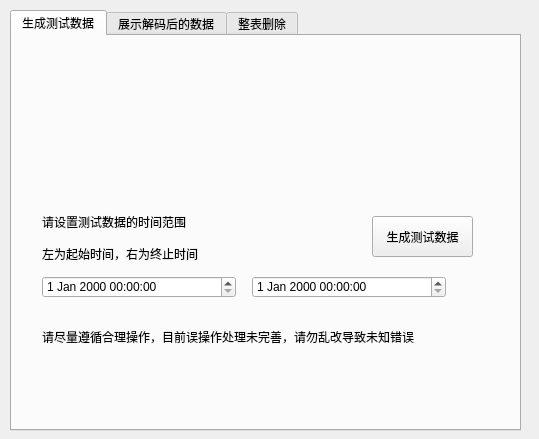
nitaichuchong/Check_in_tool, file UI/toolbox.ui: the form before one commit.
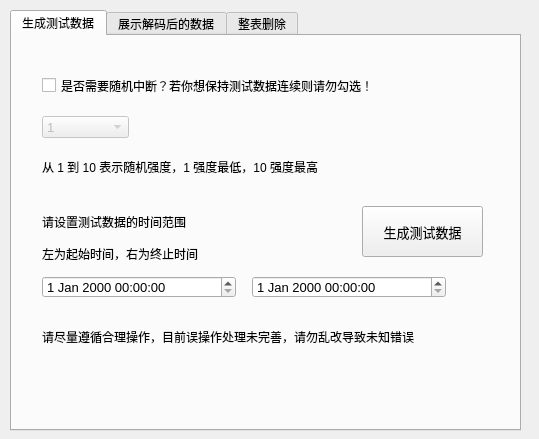
The form after the commit.

Commit message: 完善了测试工具箱的测试数据生成功能，现在真正可用了

Patch:
```diff
--- a/UI/toolbox.ui
+++ b/UI/toolbox.ui
@@ -32,12 +32,17 @@
     <widget class="QPushButton" name="pushButton_generate">
      <property name="geometry">
       <rect>
-       <x>360</x>
-       <y>180</y>
-       <width>101</width>
-       <height>41</height>
+       <x>350</x>
+       <y>170</y>
+       <width>121</width>
+       <height>51</height>
       </rect>
      </property>
+     <property name="font">
+      <font>
+       <pointsize>10</pointsize>
+      </font>
+     </property>
      <property name="text">
       <string>生成测试数据</string>
      </property>
@@ -90,6 +95,11 @@
        <height>22</height>
       </rect>
      </property>
+     <property name="font">
+      <font>
+       <pointsize>10</pointsize>
+      </font>
+     </property>
     </widget>
     <widget class="QDateTimeEdit" name="dateTimeEdit_end">
      <property name="geometry">
@@ -100,6 +110,110 @@
        <height>22</height>
       </rect>
      </property>
+     <property name="font">
+      <font>
+       <pointsize>10</pointsize>
+      </font>
+     </property>
+    </widget>
+    <widget class="QCheckBox" name="checkBox">
+     <property name="geometry">
+      <rect>
+       <x>30</x>
+       <y>40</y>
+       <width>421</width>
+       <height>19</height>
+      </rect>
+     </property>
+     <property name="text">
+      <string>是否需要随机中断？若你想保持测试数据连续则请勿勾选！</string>
+     </property>
+    </widget>
+    <widget class="QComboBox" name="comboBox_random">
+     <property name="enabled">
+      <bool>false</bool>
+     </property>
+     <property name="geometry">
+      <rect>
+       <x>30</x>
+       <y>80</y>
+       <width>87</width>
+       <height>22</height>
+      </rect>
+     </property>
+     <property name="font">
+      <font>
+       <pointsize>10</pointsize>
+      </font>
+     </property>
+     <item>
+      <property name="text">
+       <string>1</string>
+      </property>
+     </item>
+     <item>
+      <property name="text">
+       <string>2</string>
+      </property>
+     </item>
+     <item>
+      <property name="text">
+       <string>3</string>
+      </property>
+     </item>
+     <item>
+      <property name="text">
+       <string>4</string>
+      </property>
+     </item>
+     <item>
+      <property name="text">
+       <string>5</string>
+      </property>
+     </item>
+     <item>
+      <property name="text">
+       <string>6</string>
+      </property>
+     </item>
+     <item>
+      <property name="text">
+       <string>7</string>
+      </property>
+     </item>
+     <item>
+      <property name="text">
+       <string>8</string>
+      </property>
+     </item>
+     <item>
+      <property name="text">
+       <string>9</string>
+      </property>
+     </item>
+     <item>
+      <property name="text">
+       <string>10</string>
+      </property>
+     </item>
+    </widget>
+    <widget class="QLabel" name="label">
+     <property name="geometry">
+      <rect>
+       <x>30</x>
+       <y>110</y>
+       <width>441</width>
+       <height>41</height>
+      </rect>
+     </property>
+     <property name="font">
+      <font>
+       <pointsize>9</pointsize>
+      </font>
+     </property>
+     <property name="text">
+      <string>从 1 到 10 表示随机强度，1 强度最低，10 强度最高</string>
+     </property>
     </widget>
    </widget>
    <widget class="QWidget" name="tab_2">
```
Left out of the diff: 2 changed lines with no effect on the pictures. The commit also changes 2 other files.
